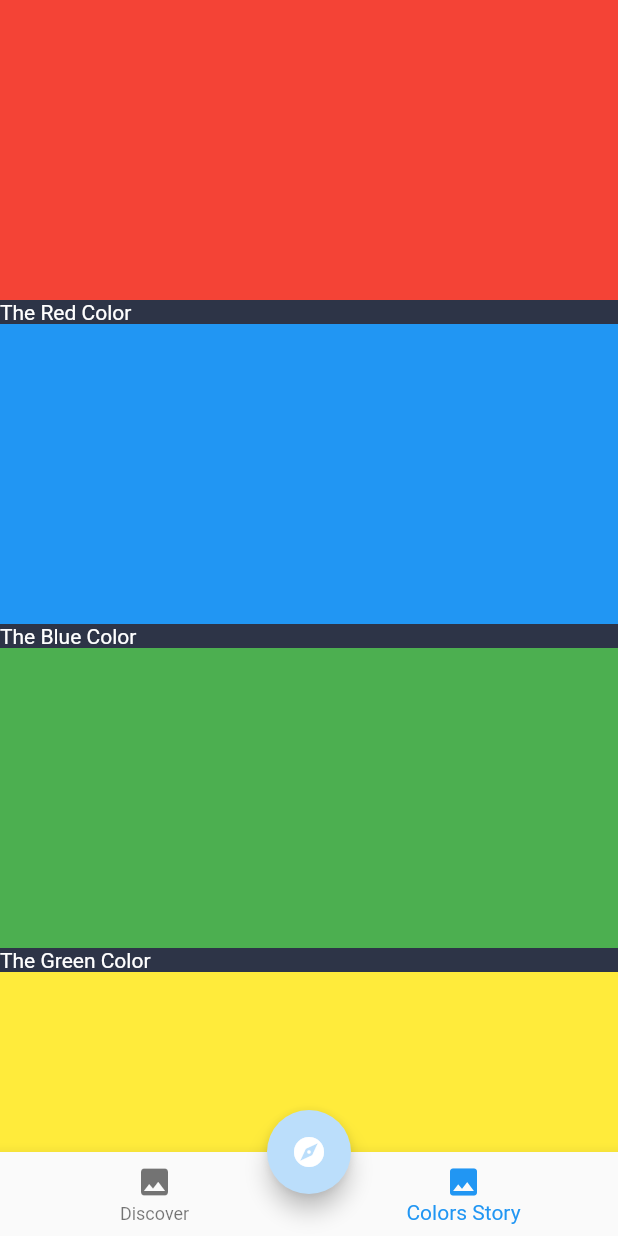
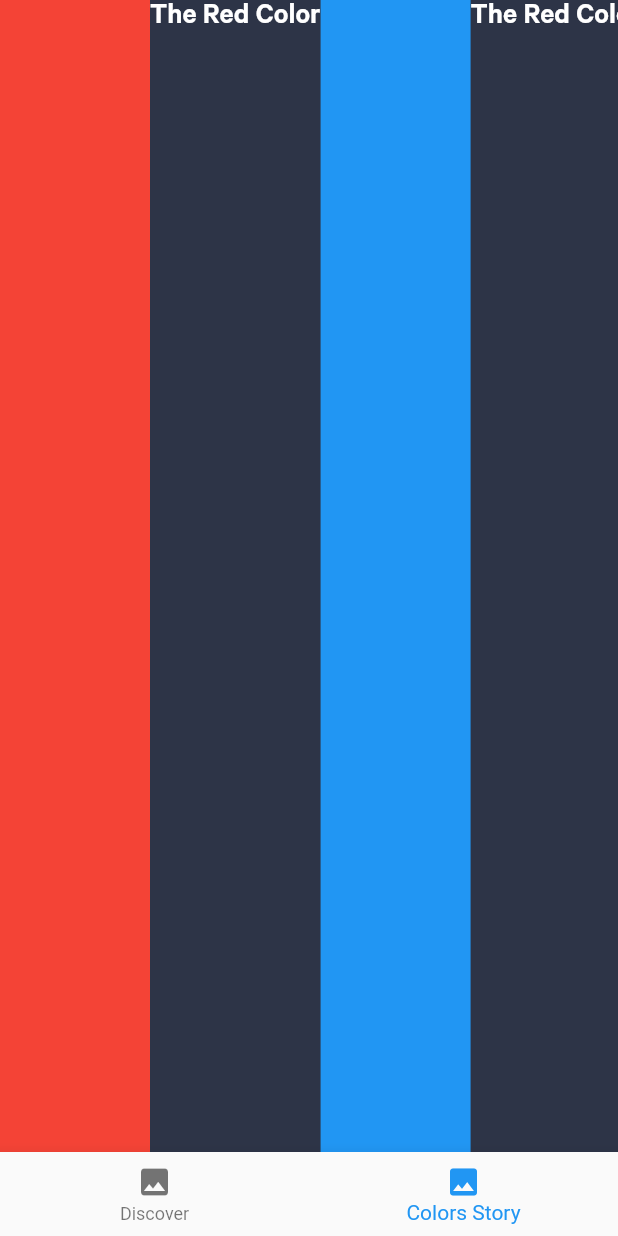
Before and after one commit to DanDeGrasse/DisColor, a Flutter app: the screen it shows after launch, item 2 of the bottom bar chosen, on a phone screen of 412 x 824 dp. Run offline on Flutter 3.47's test engine with Material 2 defaults, Android fonts, the phone set to English and light mode, and no system bars.

Commit message:
DisColor 0.3.1

```diff
--- /dev/null
+++ b/lib/fancy_button.dart
@@ -0,0 +1,40 @@
+import 'package:flutter/material.dart';
+import 'package:flutter/foundation.dart';
+
+class FancyButton extends StatelessWidget {
+  FancyButton({@required this.onPressed});
+
+  final GestureTapCallback onPressed;
+  @override
+  Widget build(BuildContext context) {
+    return ButtonTheme(
+      height: 60,
+      minWidth: 20,
+        child: RawMaterialButton(
+      fillColor: Colors.deepOrange,
+      splashColor: Colors.orange,
+      child: Padding(
+        padding: EdgeInsets.symmetric(vertical: 8, horizontal: 20.0),
+        child: Row(
+          mainAxisSize: MainAxisSize.min,
+          children: <Widget>[
+            Icon(
+              Icons.explore,
+              color: Colors.amber,
+            ),
+            SizedBox(
+              width: 8.0,
+            ),
+            Text(
+              'Discover',
+              style:
+                  TextStyle(fontFamily: "Calibre-Seibold", color: Colors.white),
+            ),
+          ],
+        ),
+      ),
+      onPressed: onPressed,
+      shape: StadiumBorder(),
+    ));
+  }
+}
--- a/lib/main.dart
+++ b/lib/main.dart
@@ -1,5 +1,7 @@
 import 'package:flutter/material.dart';
 import 'dart:math';
+import 'package:url_launcher/url_launcher.dart';
+import 'fancy_button.dart';
 
 void main() {
   runApp(App());
@@ -57,6 +59,7 @@ class Colore extends State<App> {
   Random random = new Random();
 
   int indexcolor = 0;
+  bool show = true;
 
   void changeIndex() {
     setState(() => indexcolor = random.nextInt(37));
@@ -74,7 +77,7 @@ class Colore extends State<App> {
     }
     if (colors[indexcolor] == Colors.amberAccent) {
       coloreTesto = 'Amber Accent';
-    }
+
       if (colors[indexcolor] == Colors.black) {
         coloreTesto = 'Black';
       }
@@ -177,25 +180,23 @@ class Colore extends State<App> {
       if (colors[indexcolor] == Colors.yellowAccent) {
         coloreTesto = 'Yellow Accent';
       }
+      return null;
+    }
 
     Widget selectedCol(BuildContext context, int index) {
       switch (index) {
         case 0:
-          return Column(children: <Widget>[
-            Container(
-              width: 50,
-              height: 55,
-              color: Color(0xFF2d3447),
-            ),
-            Center(
+          return Column(
+              crossAxisAlignment: CrossAxisAlignment.center,
+              children: <Widget>[
+                Padding(
+                  padding: EdgeInsets.only(top: 30.0, left: 5.0, right: 5.0),
                   child: Text('Just Discover.',
                       style: TextStyle(
                           color: Colors.white,
                           fontSize: 46.0,
-                        letterSpacing: 1.0))),
-                        Container(
-                          height: 20,
-                          color: Color(0xFF2d3447),
+                          fontFamily: "Calibre-Semibold",
+                          letterSpacing: 1.0)),
                 ),
                 AnimatedContainer(
                   decoration: BoxDecoration(
@@ -203,7 +204,7 @@ class Colore extends State<App> {
                     borderRadius: BorderRadius.circular(20.0),
                   ),
                   height: 405,
-              width: 384,
+                  width: 374,
                   duration: Duration(seconds: 1),
                   child: Center(
                     child: Text(coloreTesto, style: TextStyle(fontSize: 40.0)),
@@ -211,107 +212,267 @@ class Colore extends State<App> {
                 ),
               ]);
         case 1:
-          return ListView(children: <Widget>[
+          return ListView(scrollDirection: Axis.horizontal, children: <Widget>[
             Container(
               color: Colors.red,
               height: 200,
               width: 100,
             ),
-            Text('The Red Color',style: TextStyle(color: Colors.white),),
+            InkWell(
+                child: Text(
+                  'The Red Color',
+                  style: TextStyle(
+                      color: Colors.white,
+                      fontFamily: "Calibre-Semibold",
+                      fontSize: 20.0),
+                ),
+                onTap: () async {
+                  if (await canLaunch("https://en.wikipedia.org/wiki/Red")) {
+                    await launch("https://en.wikipedia.org/wiki/Red");
+                  }
+                }),
             Container(
               color: Colors.blue,
               height: 200,
               width: 100,
             ),
-            Text('The Blue Color',style: TextStyle(color: Colors.white)),
+            InkWell(
+                child: Text(
+                  'The Red Color',
+                  style: TextStyle(
+                      color: Colors.white,
+                      fontFamily: "Calibre-Semibold",
+                      fontSize: 20.0),
+                ),
+                onTap: () async {
+                  if (await canLaunch("https://en.wikipedia.org/wiki/Red")) {
+                    await launch("https://en.wikipedia.org/wiki/Red");
+                  }
+                }),
             Container(
               color: Colors.green,
               height: 200,
               width: 100,
             ),
-            Text('The Green Color',style: TextStyle(color: Colors.white)),
+            InkWell(
+                child: Text(
+                  'The Red Color',
+                  style: TextStyle(
+                      color: Colors.white,
+                      fontFamily: "Calibre-Semibold",
+                      fontSize: 20.0),
+                ),
+                onTap: () async {
+                  if (await canLaunch("https://en.wikipedia.org/wiki/Red")) {
+                    await launch("https://en.wikipedia.org/wiki/Red");
+                  }
+                }),
             Container(
               color: Colors.yellow,
               height: 200,
               width: 100,
             ),
-            Text('The Yellow Color',style: TextStyle(color: Colors.white)),
+            InkWell(
+                child: Text(
+                  'The Red Color',
+                  style: TextStyle(
+                      color: Colors.white,
+                      fontFamily: "Calibre-Semibold",
+                      fontSize: 20.0),
+                ),
+                onTap: () async {
+                  if (await canLaunch("https://en.wikipedia.org/wiki/Red")) {
+                    await launch("https://en.wikipedia.org/wiki/Red");
+                  }
+                }),
             Container(
               color: Colors.amber,
               height: 200,
               width: 100,
             ),
-            Text('The Amber Color',style: TextStyle(color: Colors.white)),
+            InkWell(
+                child: Text(
+                  'The Red Color',
+                  style: TextStyle(
+                      color: Colors.white,
+                      fontFamily: "Calibre-Semibold",
+                      fontSize: 20.0),
+                ),
+                onTap: () async {
+                  if (await canLaunch("https://en.wikipedia.org/wiki/Red")) {
+                    await launch("https://en.wikipedia.org/wiki/Red");
+                  }
+                }),
             Container(
               color: Colors.black,
               height: 200,
               width: 100,
             ),
-            Text('The Black Color',style: TextStyle(color: Colors.white)),
+            InkWell(
+                child: Text(
+                  'The Red Color',
+                  style: TextStyle(
+                      color: Colors.white,
+                      fontFamily: "Calibre-Semibold",
+                      fontSize: 20.0),
+                ),
+                onTap: () async {
+                  if (await canLaunch("https://en.wikipedia.org/wiki/Red")) {
+                    await launch("https://en.wikipedia.org/wiki/Red");
+                  }
+                }),
             Container(
               color: Colors.brown,
               height: 200,
               width: 100,
             ),
-            Text('The Brown Color',style: TextStyle(color: Colors.white)),
+            InkWell(
+                child: Text(
+                  'The Red Color',
+                  style: TextStyle(
+                      color: Colors.white,
+                      fontFamily: "Calibre-Semibold",
+                      fontSize: 20.0),
+                ),
+                onTap: () async {
+                  if (await canLaunch("https://en.wikipedia.org/wiki/Red")) {
+                    await launch("https://en.wikipedia.org/wiki/Red");
+                  }
+                }),
             Container(
               color: Colors.brown,
               height: 200,
               width: 100,
             ),
-            Text('The Black Color',style: TextStyle(color: Colors.white)),
+            InkWell(
+                child: Text(
+                  'The Red Color',
+                  style: TextStyle(
+                      color: Colors.white,
+                      fontFamily: "Calibre-Semibold",
+                      fontSize: 20.0),
+                ),
+                onTap: () async {
+                  if (await canLaunch("https://en.wikipedia.org/wiki/Red")) {
+                    await launch("https://en.wikipedia.org/wiki/Red");
+                  }
+                }),
             Container(
               color: Colors.brown,
               height: 200,
               width: 100,
             ),
-            Text('The Black Color',style: TextStyle(color: Colors.white)),
+            InkWell(
+                child: Text(
+                  'The Red Color',
+                  style: TextStyle(
+                      color: Colors.white,
+                      fontFamily: "Calibre-Semibold",
+                      fontSize: 20.0),
+                ),
+                onTap: () async {
+                  if (await canLaunch("https://en.wikipedia.org/wiki/Red")) {
+                    await launch("https://en.wikipedia.org/wiki/Red");
+                  }
+                }),
             Container(
               color: Colors.brown,
               height: 200,
               width: 100,
             ),
-            Text('The Black Color',style: TextStyle(color: Colors.white)),
+            InkWell(
+                child: Text(
+                  'The Red Color',
+                  style: TextStyle(
+                      color: Colors.white,
+                      fontFamily: "Calibre-Semibold",
+                      fontSize: 20.0),
+                ),
+                onTap: () async {
+                  if (await canLaunch("https://en.wikipedia.org/wiki/Red")) {
+                    await launch("https://en.wikipedia.org/wiki/Red");
+                  }
+                }),
             Container(
               color: Colors.brown,
               height: 200,
               width: 100,
             ),
-            Text('The Black Color',style: TextStyle(color: Colors.white)),
+            InkWell(
+                child: Text(
+                  'The Red Color',
+                  style: TextStyle(
+                      color: Colors.white,
+                      fontFamily: "Calibre-Semibold",
+                      fontSize: 20.0),
+                ),
+                onTap: () async {
+                  if (await canLaunch("https://en.wikipedia.org/wiki/Red")) {
+                    await launch("https://en.wikipedia.org/wiki/Red");
+                  }
+                }),
             Container(
               color: Colors.brown,
               height: 200,
               width: 100,
             ),
-            Text('The Black Color',style: TextStyle(color: Colors.white)),
+            InkWell(
+                child: Text(
+                  'The Red Color',
+                  style: TextStyle(
+                      color: Colors.white,
+                      fontFamily: "Calibre-Semibold",
+                      fontSize: 20.0),
+                ),
+                onTap: () async {
+                  if (await canLaunch("https://en.wikipedia.org/wiki/Red")) {
+                    await launch("https://en.wikipedia.org/wiki/Red");
+                  }
+                }),
             Container(
               color: Colors.brown,
               height: 200,
               width: 100,
             ),
-            Text('The Black Color',style: TextStyle(color: Colors.white)),
+            InkWell(
+                child: Text(
+                  'The Red Color',
+                  style: TextStyle(
+                      color: Colors.white,
+                      fontFamily: "Calibre-Semibold",
+                      fontSize: 20.0),
+                ),
+                onTap: () async {
+                  if (await canLaunch("https://en.wikipedia.org/wiki/Red")) {
+                    await launch("https://en.wikipedia.org/wiki/Red");
+                  }
+                }),
           ]);
       }
+
       return null;
     }
 
     return MaterialApp(
+      debugShowCheckedModeBanner: false,
       home: Scaffold(
         backgroundColor: Color(0xFF2d3447),
-        floatingActionButtonLocation: FloatingActionButtonLocation.centerDocked,
-        floatingActionButton: FloatingActionButton(
-          child: Icon(Icons.explore),
-          onPressed: () {
+        floatingActionButton: show
+            ? FancyButton(onPressed: () {
                 changeIndex();
-          },
-          backgroundColor: Colors.blue[100],
-        ),
+              })
+            : Container(),
         body: Container(child: selectedCol(context, _indextap)),
         bottomNavigationBar: BottomNavigationBar(
           currentIndex: _indextap,
           onTap: (int index) {
             setState(() {
               _indextap = index;
+              if (index == 0) {
+                show = true;
+              } else {
+                show = false;
+              }
             });
           },
           items: <BottomNavigationBarItem>[
```
Also changed, not shown: pubspec.yaml (+18 -16 lines), assets/Calibre Semibold.otf (added), assets/freccia.jpg (added). Lines whose indentation alone changed are shown as unchanged.
